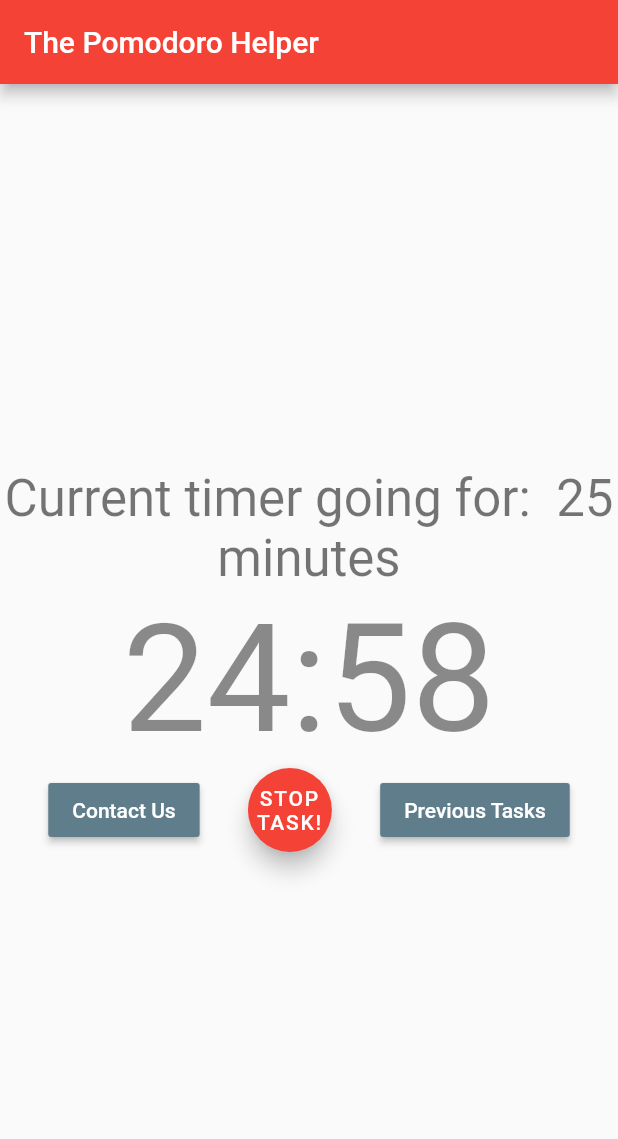
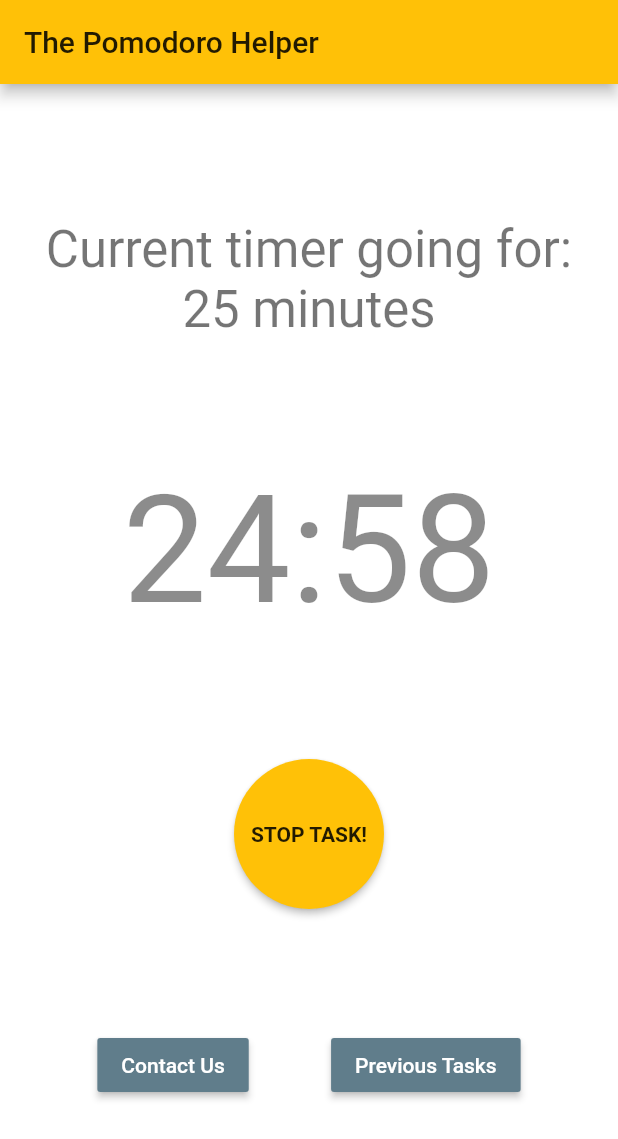
Before and after one commit to FherRodz/pomodoro_app, a Flutter app: the screen it shows after launch, after a tap on "START TASK!", on a phone screen of 412 x 824 dp. Shown: the top 1139 px of the screen. Run offline on Flutter 3.47's test engine with Material 2 defaults, Android fonts, the phone set to English and light mode, and no system bars.

Commit message:
changed floatingBtn for rawMatBtn

```diff
--- a/lib/main.dart
+++ b/lib/main.dart
@@ -54,16 +54,19 @@ class _MyAppState extends State<MyApp>{
   Widget build(BuildContext context) {
 
     return MaterialApp(
+      debugShowCheckedModeBanner: false,
       theme: ThemeData(
-        primarySwatch: Colors.red,
+        primarySwatch: Colors.amber,
       ),
       home: Scaffold(
+        backgroundColor: Colors.white,
         appBar: AppBar(
           title: Text('The Pomodoro Helper'),
         ),
         body: Container(
+          margin: EdgeInsets.all(10),
           child: Column(
-          mainAxisAlignment: MainAxisAlignment.center,
+          mainAxisAlignment: MainAxisAlignment.spaceEvenly,
           children: <Widget>[
             Text(
               'Current timer going for:  ' + (_time).toString() + ' minutes',
@@ -78,6 +81,25 @@ class _MyAppState extends State<MyApp>{
               height: 1.2
             ),
           ),
+            Container(
+              height: 100,
+              width: 100,
+              child:
+              RawMaterialButton(
+                child: Text(_floatText, textAlign: TextAlign.center, style: TextStyle(fontWeight: FontWeight.bold),),
+                fillColor: Colors.amber,
+                shape: CircleBorder(),
+                onPressed: () => {
+                  _isInTask = !_isInTask,
+                  if(_isInTask){
+                    _startTimer()
+                  }
+                  else{
+                    _stopTimer()
+                  }
+                },
+              )
+            ),
             Row(
               mainAxisAlignment: MainAxisAlignment.spaceEvenly,
               children: <Widget>[
@@ -87,19 +109,7 @@ class _MyAppState extends State<MyApp>{
                   onPressed: () => print('pressed contact'),
                   child: Text('Contact Us'),
                 ),
-                FloatingActionButton(
-                  child: Text(_floatText, textAlign: TextAlign.center,),
-                  backgroundColor: Colors.red,
-                  onPressed: () => {
-                    _isInTask = !_isInTask,
-                    if(_isInTask){
-                      _startTimer()
-                    }
-                    else{
-                      _stopTimer()
-                    }
-                  },
-                ),
+
                 RaisedButton(
                   color: Colors.blueGrey,
                   textColor: Colors.white,
```
